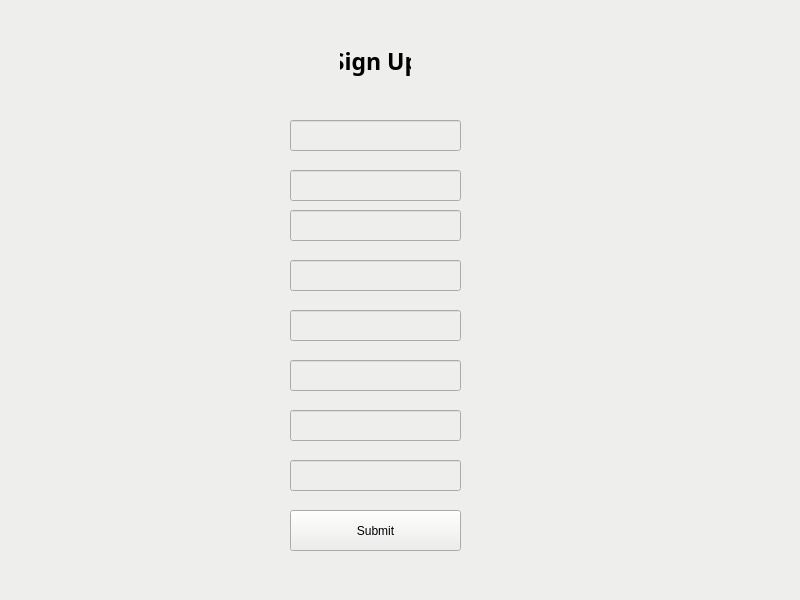
First picture: the form in sign_up.ui, repository MoAmrYehia/TMS, before the edit.
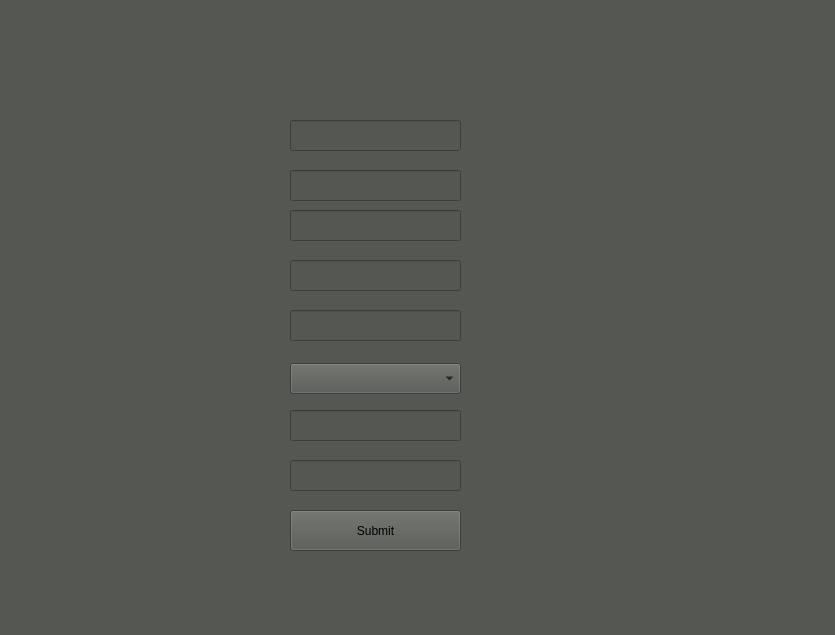
Second picture: the form after the edit. Icons and pictures are not drawn.

Diff of the .ui file:
```diff
--- a/sign_up.ui
+++ b/sign_up.ui
@@ -6,25 +6,25 @@
    <rect>
     <x>0</x>
     <y>0</y>
-    <width>800</width>
-    <height>600</height>
+    <width>835</width>
+    <height>635</height>
    </rect>
   </property>
   <property name="windowTitle">
    <string>MainWindow</string>
   </property>
   <property name="styleSheet">
-   <string notr="true">background-color:rgb(238, 238, 236);
+   <string notr="true">background-color:rgb(85, 87, 83)
 </string>
   </property>
   <widget class="QWidget" name="centralwidget">
    <widget class="QLabel" name="label">
     <property name="geometry">
      <rect>
-      <x>340</x>
-      <y>40</y>
-      <width>71</width>
-      <height>41</height>
+      <x>260</x>
+      <y>20</y>
+      <width>221</width>
+      <height>81</height>
      </rect>
     </property>
     <property name="font">
@@ -39,7 +39,13 @@
      <enum>Qt::RightToLeft</enum>
     </property>
     <property name="text">
-     <string>Sign Up</string>
+     <string/>
+    </property>
+    <property name="pixmap">
+     <pixmap>../../Desktop/107341878-sign-up-button-click-glyph-icon-silhouette-symbol-new-user-registration-membership-hand-pressing-but.jpg</pixmap>
+    </property>
+    <property name="scaledContents">
+     <bool>true</bool>
     </property>
     <property name="alignment">
      <set>Qt::AlignCenter</set>
@@ -54,6 +60,12 @@
       <height>31</height>
      </rect>
     </property>
+    <property name="sizePolicy">
+     <sizepolicy hsizetype="Preferred" vsizetype="Fixed">
+      <horstretch>0</horstretch>
+      <verstretch>0</verstretch>
+     </sizepolicy>
+    </property>
     <property name="text">
      <string/>
     </property>
@@ -67,6 +79,12 @@
       <height>31</height>
      </rect>
     </property>
+    <property name="sizePolicy">
+     <sizepolicy hsizetype="Preferred" vsizetype="Fixed">
+      <horstretch>0</horstretch>
+      <verstretch>0</verstretch>
+     </sizepolicy>
+    </property>
     <property name="text">
      <string/>
     </property>
@@ -96,6 +114,12 @@
       <height>31</height>
      </rect>
     </property>
+    <property name="sizePolicy">
+     <sizepolicy hsizetype="Preferred" vsizetype="Fixed">
+      <horstretch>0</horstretch>
+      <verstretch>0</verstretch>
+     </sizepolicy>
+    </property>
     <property name="text">
      <string/>
     </property>
@@ -112,6 +136,12 @@
       <height>31</height>
      </rect>
     </property>
+    <property name="sizePolicy">
+     <sizepolicy hsizetype="Preferred" vsizetype="Fixed">
+      <horstretch>0</horstretch>
+      <verstretch>0</verstretch>
+     </sizepolicy>
+    </property>
     <property name="text">
      <string/>
     </property>
@@ -125,6 +155,12 @@
       <height>31</height>
      </rect>
     </property>
+    <property name="sizePolicy">
+     <sizepolicy hsizetype="Preferred" vsizetype="Fixed">
+      <horstretch>0</horstretch>
+      <verstretch>0</verstretch>
+     </sizepolicy>
+    </property>
     <property name="text">
      <string/>
     </property>
@@ -138,6 +174,12 @@
       <height>31</height>
      </rect>
     </property>
+    <property name="sizePolicy">
+     <sizepolicy hsizetype="Preferred" vsizetype="Fixed">
+      <horstretch>0</horstretch>
+      <verstretch>0</verstretch>
+     </sizepolicy>
+    </property>
     <property name="text">
      <string/>
     </property>
@@ -151,6 +193,12 @@
       <height>31</height>
      </rect>
     </property>
+    <property name="sizePolicy">
+     <sizepolicy hsizetype="Preferred" vsizetype="Fixed">
+      <horstretch>0</horstretch>
+      <verstretch>0</verstretch>
+     </sizepolicy>
+    </property>
     <property name="text">
      <string/>
     </property>
@@ -158,21 +206,30 @@
      <set>Qt::AlignLeading|Qt::AlignLeft|Qt::AlignVCenter</set>
     </property>
    </widget>
-   <widget class="QLineEdit" name="role">
+   <widget class="QComboBox" name="role">
     <property name="geometry">
      <rect>
       <x>290</x>
-      <y>360</y>
+      <y>363</y>
       <width>171</width>
       <height>31</height>
      </rect>
     </property>
-    <property name="text">
-     <string/>
-    </property>
-    <property name="alignment">
-     <set>Qt::AlignLeading|Qt::AlignLeft|Qt::AlignVCenter</set>
-    </property>
+    <item>
+     <property name="text">
+      <string/>
+     </property>
+    </item>
+    <item>
+     <property name="text">
+      <string>user</string>
+     </property>
+    </item>
+    <item>
+     <property name="text">
+      <string>admin</string>
+     </property>
+    </item>
    </widget>
   </widget>
   <widget class="QMenuBar" name="menubar">
```
Left out of the diff: 3 changed lines with no effect on the pictures.
